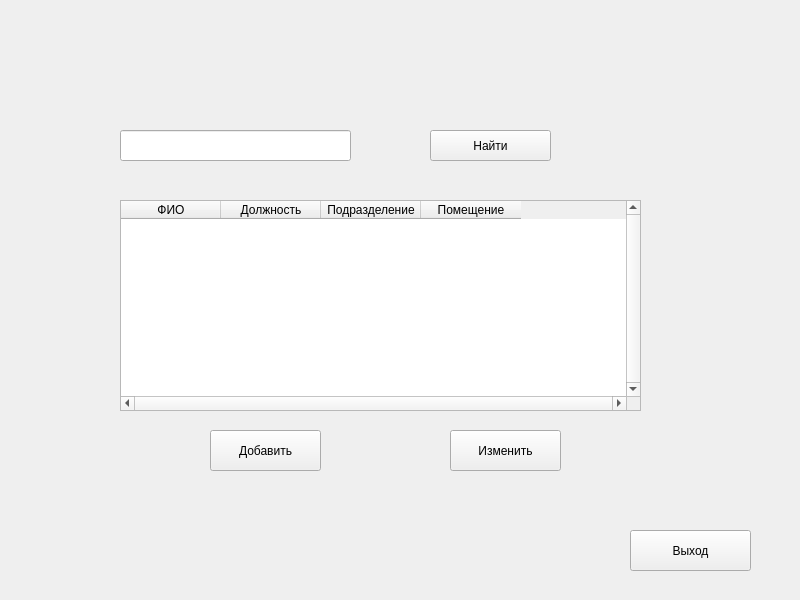
Qt form practika2/form2.ui (Naumova7/project_Naumova) before a commit.
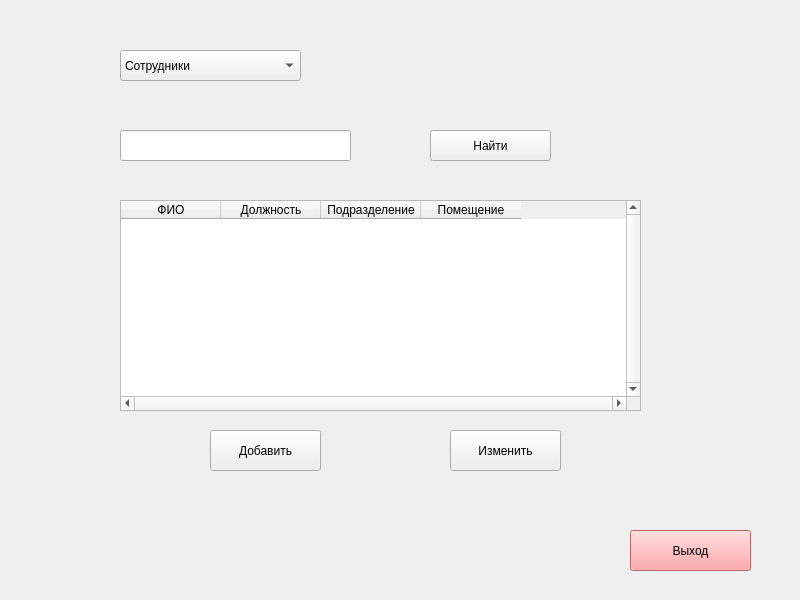
The same form after that commit.

What changed in the file:
```diff
--- a/practika2/form2.ui
+++ b/practika2/form2.ui
@@ -84,6 +84,9 @@
      <height>41</height>
     </rect>
    </property>
+   <property name="styleSheet">
+    <string notr="true">background-color: rgb(255, 143, 145);</string>
+   </property>
    <property name="text">
     <string>Выход</string>
    </property>
@@ -111,6 +114,36 @@
     <string>Найти</string>
    </property>
   </widget>
+  <widget class="QComboBox" name="comboBox">
+   <property name="geometry">
+    <rect>
+     <x>120</x>
+     <y>50</y>
+     <width>181</width>
+     <height>31</height>
+    </rect>
+   </property>
+   <item>
+    <property name="text">
+     <string>Сотрудники</string>
+    </property>
+   </item>
+   <item>
+    <property name="text">
+     <string>История должностей</string>
+    </property>
+   </item>
+   <item>
+    <property name="text">
+     <string>Подразделения</string>
+    </property>
+   </item>
+   <item>
+    <property name="text">
+     <string>Помещения</string>
+    </property>
+   </item>
+  </widget>
  </widget>
  <resources/>
  <connections/>
```
Left out of the diff: 3 changed lines with no effect on the pictures.
